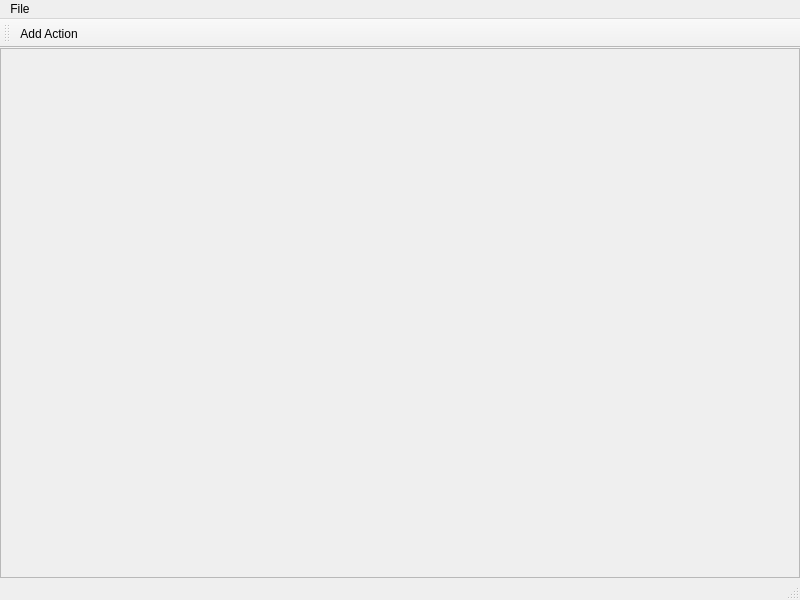
Qt form modules/Rescue/Rescue.ui (ltjax/Rescue) before a commit.
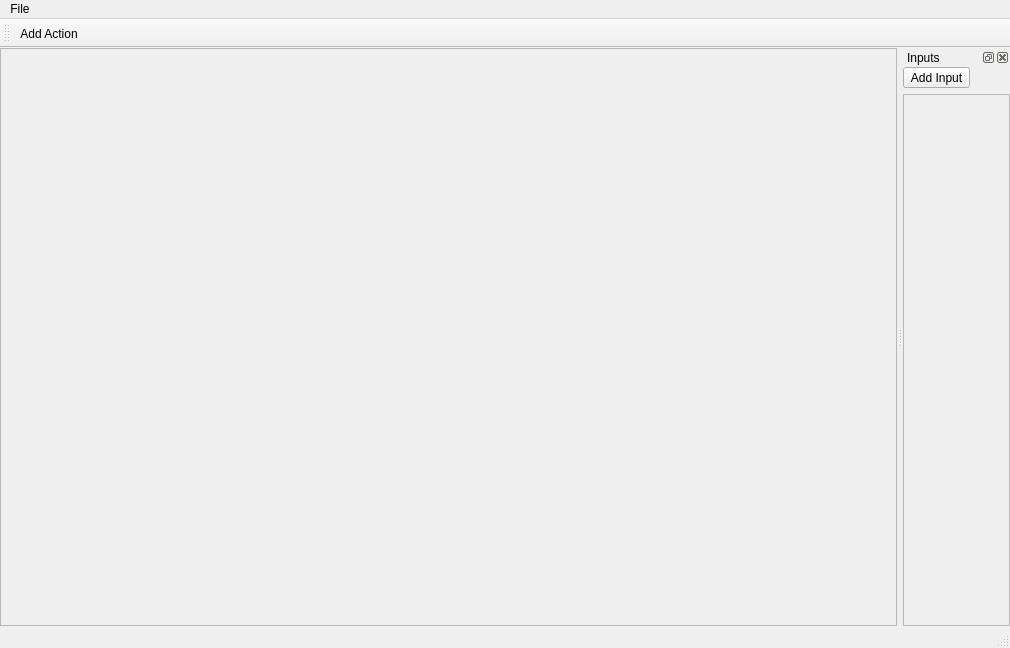
The same form after that commit. Icons and pictures are not drawn.

Commit message: Started integrating action input panel

Diff of the .ui file:
```diff
--- a/modules/Rescue/Rescue.ui
+++ b/modules/Rescue/Rescue.ui
@@ -6,8 +6,8 @@
    <rect>
     <x>0</x>
     <y>0</y>
-    <width>800</width>
-    <height>600</height>
+    <width>1010</width>
+    <height>648</height>
    </rect>
   </property>
   <property name="windowTitle">
@@ -17,7 +17,10 @@
    <locale language="English" country="UnitedStates"/>
   </property>
   <widget class="QWidget" name="centralwidget">
-   <layout class="QVBoxLayout" name="verticalLayout">
+   <layout class="QVBoxLayout" name="verticalLayout_3">
+    <property name="spacing">
+     <number>0</number>
+    </property>
     <property name="leftMargin">
      <number>0</number>
     </property>
@@ -43,8 +46,8 @@
         <rect>
          <x>0</x>
          <y>0</y>
-         <width>798</width>
-         <height>515</height>
+         <width>735</width>
+         <height>563</height>
         </rect>
        </property>
       </widget>
@@ -57,7 +60,7 @@
     <rect>
      <x>0</x>
      <y>0</y>
-     <width>800</width>
+     <width>1010</width>
      <height>22</height>
     </rect>
    </property>
@@ -85,6 +88,82 @@
    </attribute>
    <addaction name="actionAdd_Action"/>
   </widget>
+  <widget class="QDockWidget" name="dockWidget">
+   <property name="windowTitle">
+    <string>Inputs</string>
+   </property>
+   <attribute name="dockWidgetArea">
+    <number>2</number>
+   </attribute>
+   <widget class="QWidget" name="dockWidgetContents">
+    <layout class="QVBoxLayout" name="verticalLayout_2">
+     <property name="leftMargin">
+      <number>0</number>
+     </property>
+     <property name="topMargin">
+      <number>0</number>
+     </property>
+     <property name="rightMargin">
+      <number>0</number>
+     </property>
+     <property name="bottomMargin">
+      <number>0</number>
+     </property>
+     <item>
+      <layout class="QVBoxLayout" name="verticalLayout">
+       <item>
+        <layout class="QHBoxLayout" name="horizontalLayout">
+         <item>
+          <widget class="QToolButton" name="addInput">
+           <property name="text">
+            <string>Add Input</string>
+           </property>
+           <property name="icon">
+            <iconset resource="../../icons.qrc">
+             <normaloff>:/icon/add</normaloff>:/icon/add</iconset>
+           </property>
+           <property name="toolButtonStyle">
+            <enum>Qt::ToolButtonTextBesideIcon</enum>
+           </property>
+          </widget>
+         </item>
+         <item>
+          <spacer name="horizontalSpacer">
+           <property name="orientation">
+            <enum>Qt::Horizontal</enum>
+           </property>
+           <property name="sizeHint" stdset="0">
+            <size>
+             <width>40</width>
+             <height>20</height>
+            </size>
+           </property>
+          </spacer>
+         </item>
+        </layout>
+       </item>
+       <item>
+        <widget class="QScrollArea" name="inputScrollArea">
+         <property name="widgetResizable">
+          <bool>true</bool>
+         </property>
+         <widget class="QWidget" name="scrollAreaWidgetContents">
+          <property name="geometry">
+           <rect>
+            <x>0</x>
+            <y>0</y>
+            <width>263</width>
+            <height>510</height>
+           </rect>
+          </property>
+         </widget>
+        </widget>
+       </item>
+      </layout>
+     </item>
+    </layout>
+   </widget>
+  </widget>
   <action name="actionAdd_Action">
    <property name="icon">
     <iconset resource="../../icons.qrc">
```
The commit also changes 7 other files.
